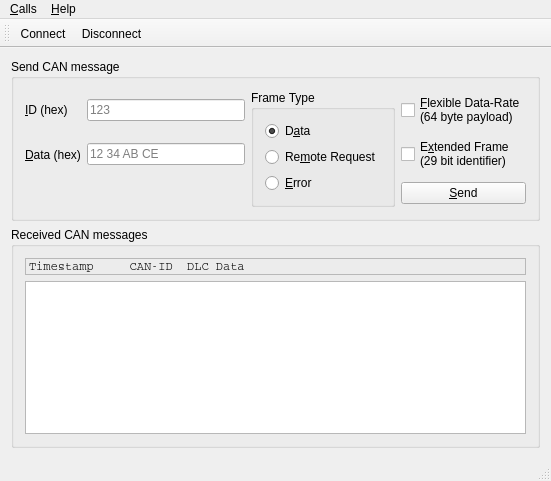
Above: examples/serialbus/can/mainwindow.ui from qt/qtserialbus before the change. Below: the same form after it.
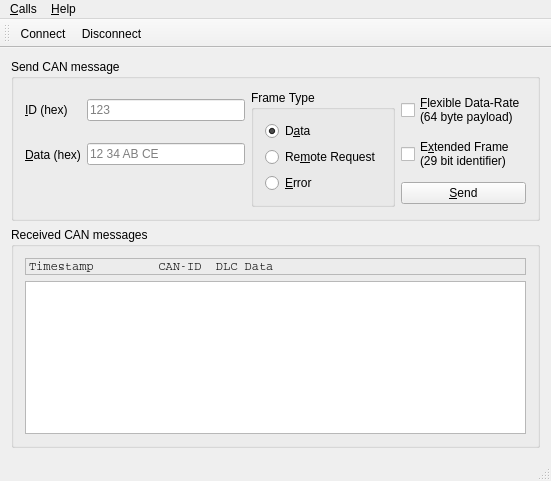
That is the form after the change. Icons and pictures are not drawn.

Commit message:
CAN-Example: Fix long timestamp formatting
SocketCAN gives timestamp in UNIX format, which looks like this after
formatting: "1472763249.2678". Adjust the header bar and the format
specifier to cover this case and shorter formats also.

Patch:
```diff
--- a/examples/serialbus/can/mainwindow.ui
+++ b/examples/serialbus/can/mainwindow.ui
@@ -143,7 +143,7 @@
           <enum>QFrame::StyledPanel</enum>
          </property>
          <property name="text">
-          <string>Timestamp     CAN-ID  DLC Data</string>
+          <string>Timestamp         CAN-ID  DLC Data</string>
          </property>
         </widget>
        </item>
```
The commit also changes 1 other file.
